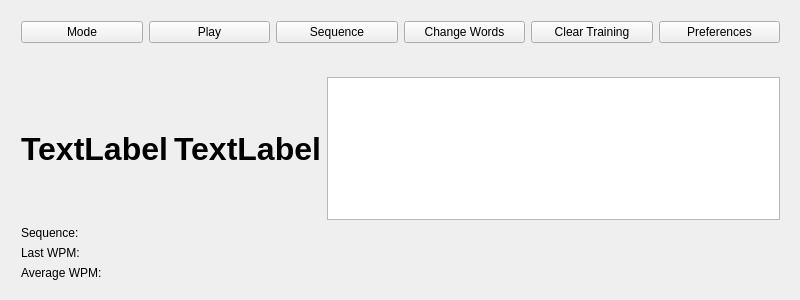
This is MainWindow.ui in hardaker/CuteCW as Qt 5 draws it before an edit. The edited form follows.
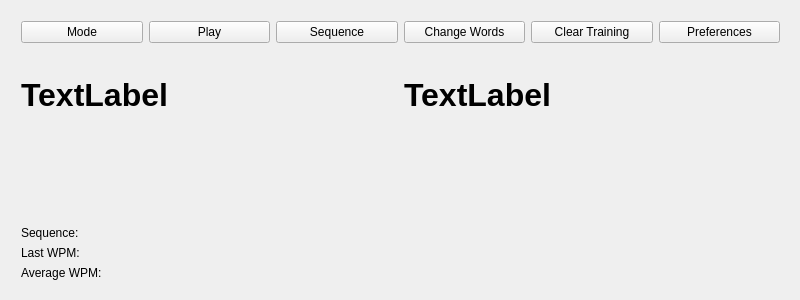
This is the edited form.

Commit message: Remove common text edit box

```diff
--- a/MainWindow.ui
+++ b/MainWindow.ui
@@ -122,9 +122,6 @@
          </property>
         </widget>
        </item>
-       <item>
-        <widget class="QTextEdit" name="wordbox"/>
-       </item>
       </layout>
      </item>
      <item>
```
The commit also changes 4 other files.
